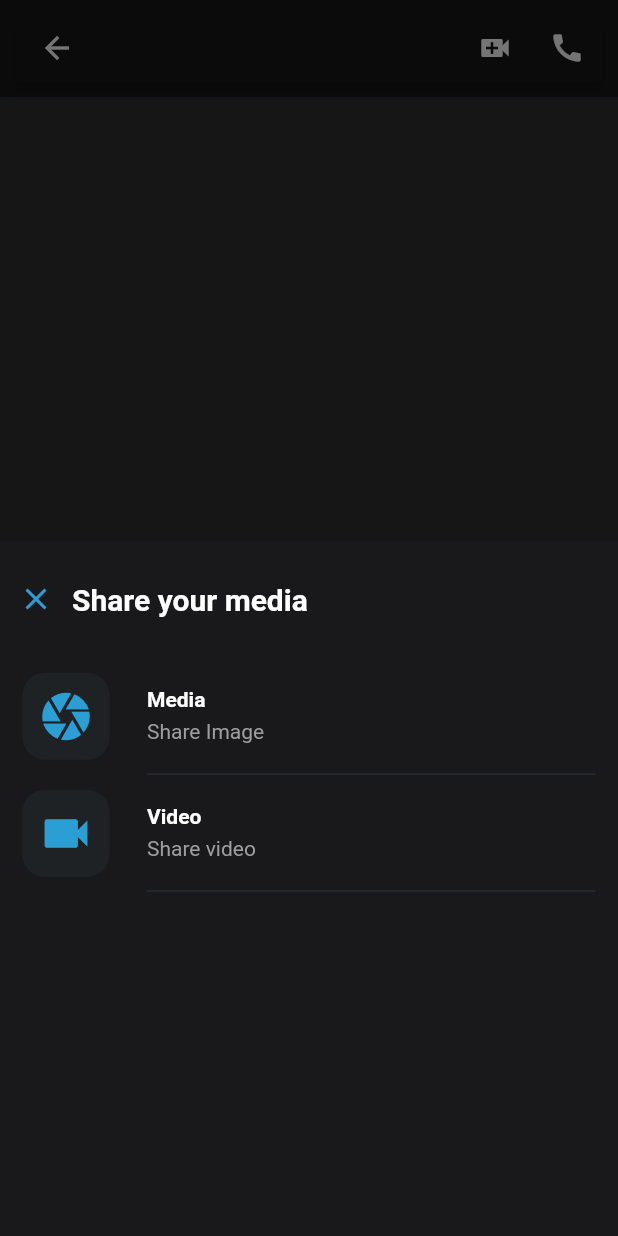
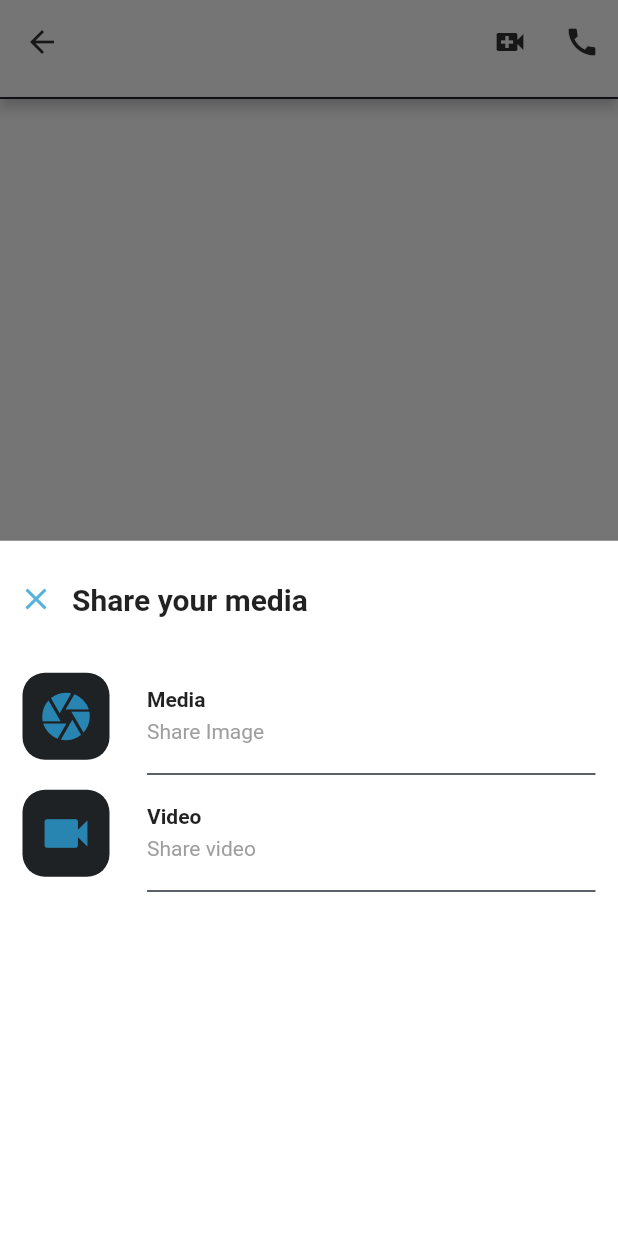
Before and after one commit to MohamadKattan/marasil, a Flutter app: the ChatScreen screen opened directly with empty values, item 3 of the bottom bar chosen, on a phone screen of 412 x 824 dp. Run offline on Flutter 3.47's test engine with Material 2 defaults, Android fonts, the phone set to English and light mode, and no system bars; our stand-ins replace cached_network_image, chewie, cloud_firestore, firebase_auth, firebase_messaging, firebase_storage and 10 more; missing offline and left inert: agora_rtc_engine, emoji_picker; accounts and stored records are empty.

Commit message:
17/1/2021

```diff
--- a/lib/model/messages.dart
+++ b/lib/model/messages.dart
@@ -25,7 +25,8 @@ class Message {
       this.type,
       this.timestamp,
       this.photoUrl,
-      this.messageId});
+      this.messageId,
+     });
   // will use just when send an image with text
   Message.videoMessage(
       {this.senderId,
--- a/lib/pageView/chat_List_screen.dart
+++ b/lib/pageView/chat_List_screen.dart
@@ -27,7 +27,6 @@ class ChatListScreen extends StatelessWidget {
         IconButton(
           icon: Icon(
             Icons.search,
-            color: Colors.white,
           ),
           onPressed: () {
             Navigator.push(context,
@@ -37,7 +36,6 @@ class ChatListScreen extends StatelessWidget {
         IconButton(
           icon: Icon(
             Icons.exit_to_app_outlined,
-            color: Colors.white,
           ),
           onPressed: () {
             signOut(context);
@@ -50,7 +48,7 @@ class ChatListScreen extends StatelessWidget {
   @override
   Widget build(BuildContext context) {
     return Scaffold(
-      backgroundColor: UniversalVariables.blackColor,
+      backgroundColor: Theme.of(context).primaryColor,
       appBar: customAppBar(context),
       floatingActionButton: newChatButtom(),
       body: chatListContainer(),
--- a/lib/pageView/lof_screen.dart
+++ b/lib/pageView/lof_screen.dart
@@ -12,19 +12,18 @@ class LogScreen extends StatelessWidget {
   Widget build(BuildContext context) {
     return PickUpLayput(
       scffold: Scaffold(
-        backgroundColor: UniversalVariables.blackColor,
+        backgroundColor: Theme.of(context).primaryColor,
         appBar: AppBar(
           automaticallyImplyLeading: false,
             title: Text(
               'Calls',
-              style: TextStyle(color: Colors.grey, fontSize: 16),
+              style: TextStyle( fontSize: 16),
             ),
             centerTitle: true,
             actions: [
               IconButton(
                   icon: Icon(
                     Icons.search,
-                    color: Colors.grey,
                   ),
                   onPressed: () => Navigator.push(context,
                       MaterialPageRoute(builder: (context) => SearchScreen())))
--- a/lib/pageView/search_screen.dart
+++ b/lib/pageView/search_screen.dart
@@ -35,7 +35,7 @@ class _SearchScreenState extends State<SearchScreen> {
   @override
   Widget build(BuildContext context) {
     return Scaffold(
-      backgroundColor: UniversalVariables.blackColor,
+      backgroundColor:Theme.of(context).primaryColor,
       appBar: searchUserAppBar(context),
       body: Container(
         padding: EdgeInsets.symmetric(horizontal: 20),
--- /dev/null
+++ b/lib/provider/changeThemColor.dart
@@ -0,0 +1,31 @@
+import 'package:flutter/material.dart';
+import 'package:marasil/utils/universal_variables.dart';
+
+// this provider for listin to any theme mode we want to change
+class ThemeProvider extends ChangeNotifier {
+  // if we want to start app with dark mode
+  ThemeMode themeMode = ThemeMode.system;
+  // this  bool if dark mode false or true
+  bool get isDarkMode => themeMode == ThemeMode.dark;
+// this work with button (ChangeThemeButton) for switch
+  void toggleTheme(bool isOn) {
+    themeMode = isOn ? ThemeMode.dark : ThemeMode.light;
+    notifyListeners();
+  }
+}
+
+// tgis class incload colors app if we want to use dark or light
+class MyThemes {
+  static final darkTheme = ThemeData(
+    scaffoldBackgroundColor: Colors.grey.shade900,
+    colorScheme: ColorScheme.dark(),
+    primaryColor: UniversalVariables.blackColor,
+    iconTheme: IconThemeData(color: Colors.pink[900],opacity: 0.8),
+  );
+  static final lightTheme = ThemeData(
+    scaffoldBackgroundColor: Colors.grey.shade900,
+    colorScheme: ColorScheme.light(),
+    primaryColor: Colors.white,
+    iconTheme: IconThemeData(color: Colors.pink[900],opacity: 0.8),
+  );
+}
--- a/lib/utils/utilities.dart
+++ b/lib/utils/utilities.dart
@@ -57,6 +57,7 @@ class Utils {
   // this metho for switch Userstate from String to number using for of or on line
   static int stateToNum(UserState userState) {
     switch (userState) {
+
       case UserState.offline:
         return 0;
 
--- a/lib/widget/contact_view.dart
+++ b/lib/widget/contact_view.dart
@@ -5,6 +5,7 @@ import 'package:marasil/provider/userProvider.dart';
 import 'package:marasil/resources/firebase_method.dart';
 import 'package:marasil/resources/firebase_repository.dart';
 import 'package:marasil/screens/chatScreen.dart';
+import 'package:marasil/utils/universal_variables.dart';
 import 'package:marasil/widget/cashed_image.dart';
 import 'package:marasil/widget/customTile.dart';
 import 'package:marasil/widget/lastMessage.dart';
@@ -54,7 +55,7 @@ class ViewLayout extends StatelessWidget {
       },
       title: Text(
         contact.name,
-        style: TextStyle(color: Colors.white, fontSize: 16.0),
+        style: TextStyle(color: UniversalVariables.greyColor, fontSize: 16.0),
       ),
       subtitle: LastMessageContainer(
         stream: _firebaseMethods.fetchLastMessageBetween(
--- a/lib/widget/customAppBar.dart
+++ b/lib/widget/customAppBar.dart
@@ -18,16 +18,15 @@ class CustomAppBar extends StatelessWidget implements PreferredSizeWidget {
   @override
   Widget build(BuildContext context) {
     return Container(
-      padding: EdgeInsets.all(10.0),
       decoration: BoxDecoration(
-          color: UniversalVariables.blackColor,
+          color: Theme.of(context).primaryColor,
           border: Border(
               bottom: BorderSide(
                   style: BorderStyle.solid,
                   width: 1.4,
                   color: UniversalVariables.separatorColor))),
       child: AppBar(
-        backgroundColor: UniversalVariables.blackColor,
+        backgroundColor:Theme.of(context).primaryColor,
         leading: leading,
         actions: actions,
         title: title,
--- a/lib/widget/fullImage.dart
+++ b/lib/widget/fullImage.dart
@@ -1,6 +1,5 @@
 import 'package:cloud_firestore/cloud_firestore.dart';
 import 'package:flutter/material.dart';
-import 'package:marasil/utils/universal_variables.dart';
 import 'package:marasil/widget/cashed_image.dart';
 
 class FullPhoto extends StatelessWidget {
--- a/lib/widget/lastMessage.dart
+++ b/lib/widget/lastMessage.dart
@@ -20,7 +20,8 @@ class LastMessageContainer extends StatelessWidget {
               return SizedBox(
                 width: MediaQuery.of(context).size.width * (1/100),
                 child: Text(
-                 message.type,
+                  message.type,
+                  maxLines: 1,
                   overflow: TextOverflow.ellipsis,
                   style: TextStyle(
                     color: Colors.grey,
--- a/lib/widget/online_dot_indoctor.dart
+++ b/lib/widget/online_dot_indoctor.dart
@@ -19,6 +19,7 @@ class OnlineDot extends StatelessWidget {
       switch (Utils.numToState(state)) {
         case UserState.offline:
           return Colors.red;
+
         case UserState.onLine:
           return Colors.green;
         default:
--- a/pubspec.yaml
+++ b/pubspec.yaml
@@ -73,7 +73,7 @@ flutter:
   # To add assets to your application, add an assets section, like this:
   assets:
     - images/logo.png
-  #   - images/a_dot_ham.jpeg
+    - images/11.jpg
 
   # An image asset can refer to one or more resolution-specific "variants", see
   # https://flutter.dev/assets-and-images/#resolution-aware.
```
Also changed, not shown: lib/main.dart (+16 -5 lines), lib/pageView/settingProfile.dart (+29 -26 lines), lib/screens/chatScreen.dart (+48 -27 lines), lib/screens/homeScreen.dart (+5 -5 lines), lib/widget/changeThemeButton.dart (added, +17 -0 lines), images/11.jpg (added).
